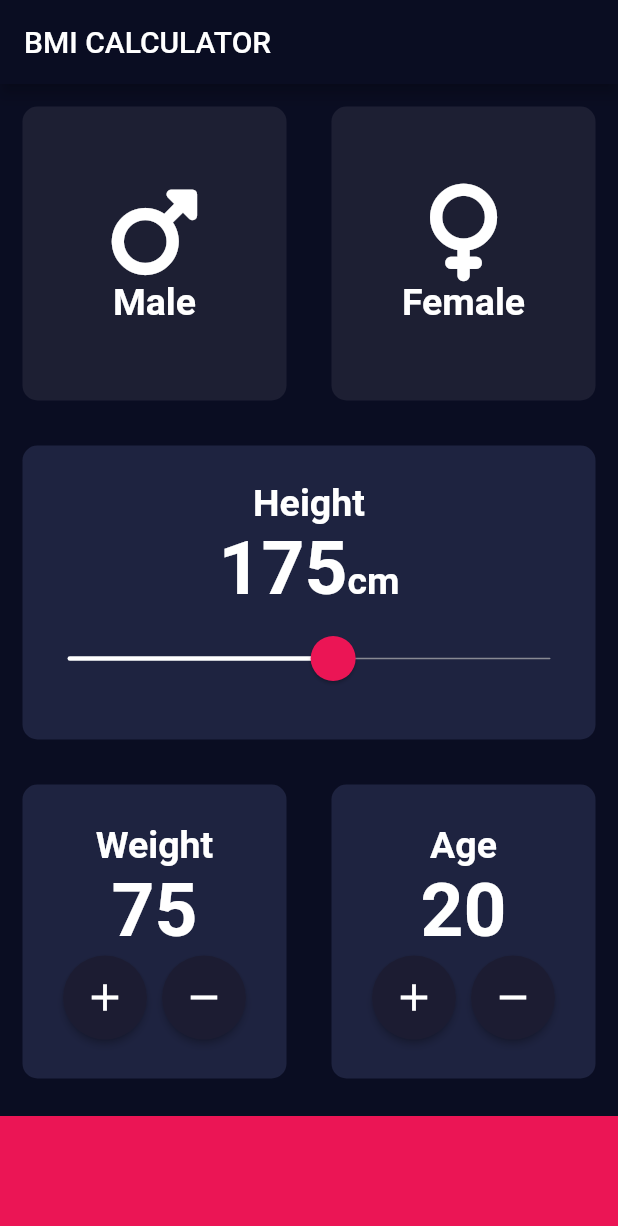
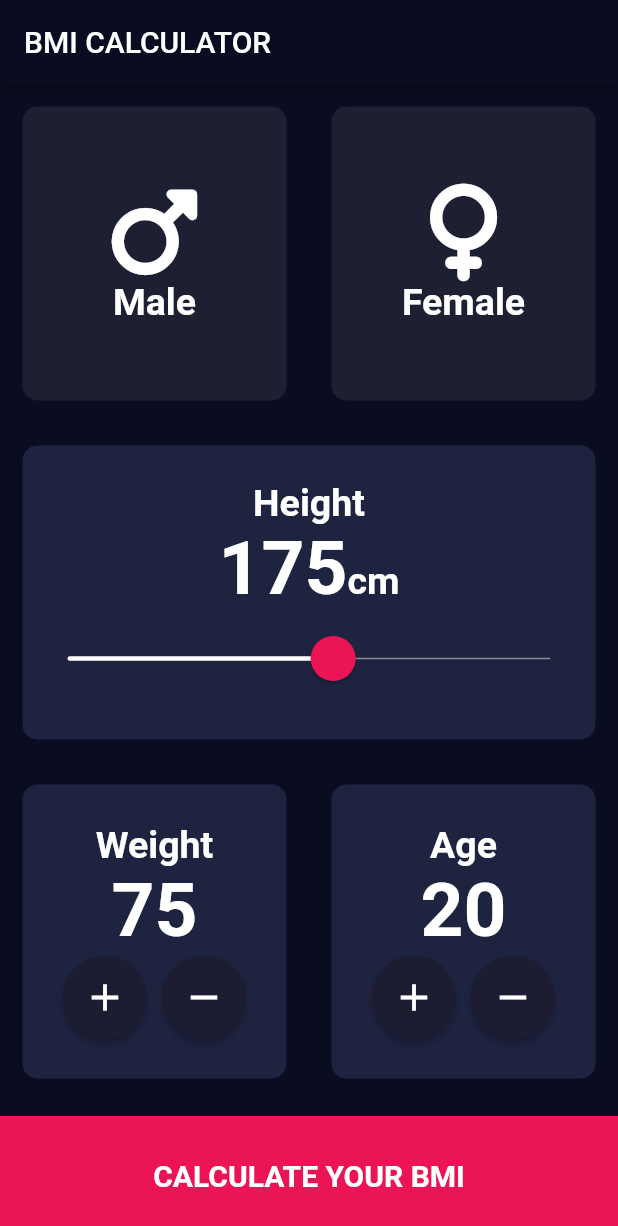
Before and after one commit to HeratUni-CS/bmi-calculator-asadullahsadiqi, a Flutter app: the screen it shows after launch, on a phone screen of 412 x 824 dp. Shown: the top 1226 px of the screen. Run offline on Flutter 3.47's test engine with Material 2 defaults, Android fonts, the phone set to English and light mode, and no system bars; our stand-ins replace font_awesome_flutter.

Commit message:
create the Calulate the bmi button for move to result screen

```diff
--- a/lib/input_page.dart
+++ b/lib/input_page.dart
@@ -212,9 +212,20 @@ int age=20;
             ),
           ),
           Container(
+
             height: 80,
+            width: double.infinity,
             color: Color(0xFFEB1555),
             margin: EdgeInsets.only(top: 10),
+            child: Center(
+              child: Text(
+                  'CALCULATE YOUR BMI',
+                style: TextStyle(
+                  fontWeight: FontWeight.bold,
+                  fontSize: 20,
+                ),
+              ),
+            ),
           ),
         ],
       ),
```
